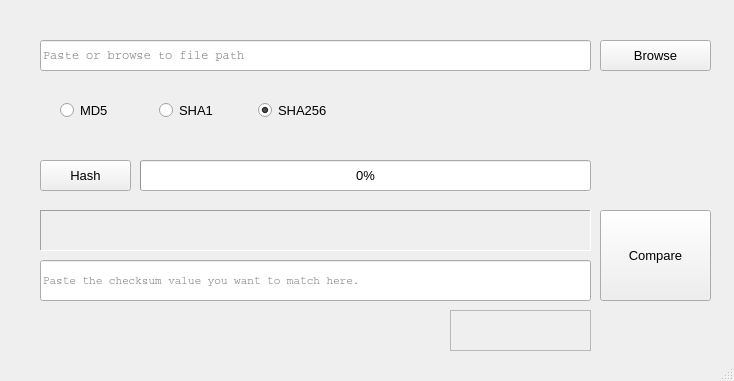
Old version of the form hasher.ui in the repository rikeijin/hasher.
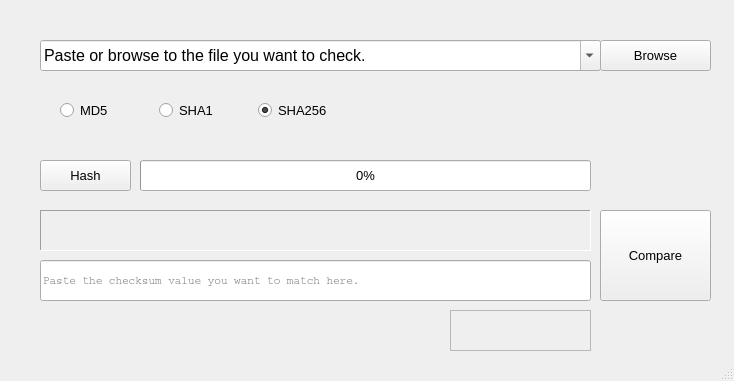
New version of the form. Icons and pictures are not drawn.

Commit message:
Combobox path history completed.
Place holder function has not be added.

```diff
--- a/hasher.ui
+++ b/hasher.ui
@@ -40,24 +40,6 @@
      <string>Browse</string>
     </property>
    </widget>
-   <widget class="QLineEdit" name="file_path">
-    <property name="geometry">
-     <rect>
-      <x>40</x>
-      <y>40</y>
-      <width>551</width>
-      <height>31</height>
-     </rect>
-    </property>
-    <property name="font">
-     <font>
-      <family>Courier</family>
-     </font>
-    </property>
-    <property name="placeholderText">
-     <string>Paste or browse to file path</string>
-    </property>
-   </widget>
    <widget class="QPushButton" name="hash">
     <property name="geometry">
      <rect>
@@ -267,6 +249,30 @@
      </item>
     </layout>
    </widget>
+   <widget class="QComboBox" name="file_path">
+    <property name="geometry">
+     <rect>
+      <x>40</x>
+      <y>40</y>
+      <width>561</width>
+      <height>31</height>
+     </rect>
+    </property>
+    <property name="font">
+     <font>
+      <pointsize>12</pointsize>
+     </font>
+    </property>
+    <property name="editable">
+     <bool>true</bool>
+    </property>
+    <property name="currentText">
+     <string>Paste or browse to the file you want to check.</string>
+    </property>
+    <property name="insertPolicy">
+     <enum>QComboBox::InsertAtCurrent</enum>
+    </property>
+   </widget>
   </widget>
   <widget class="QMenuBar" name="menubar">
    <property name="geometry">
```
The commit also changes 2 other files.
